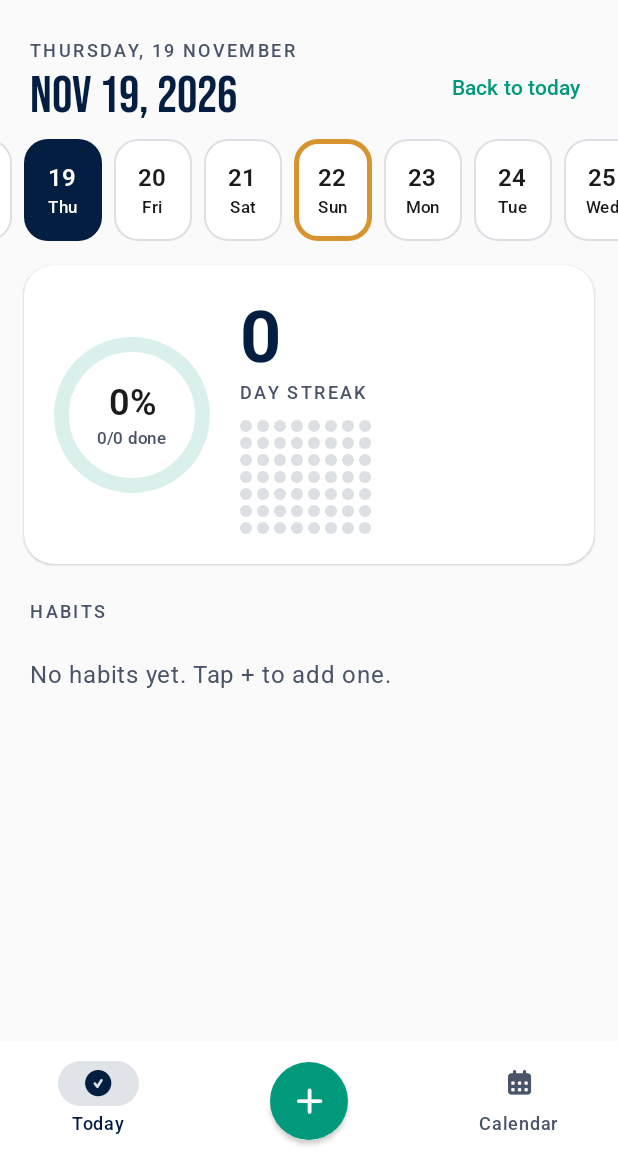
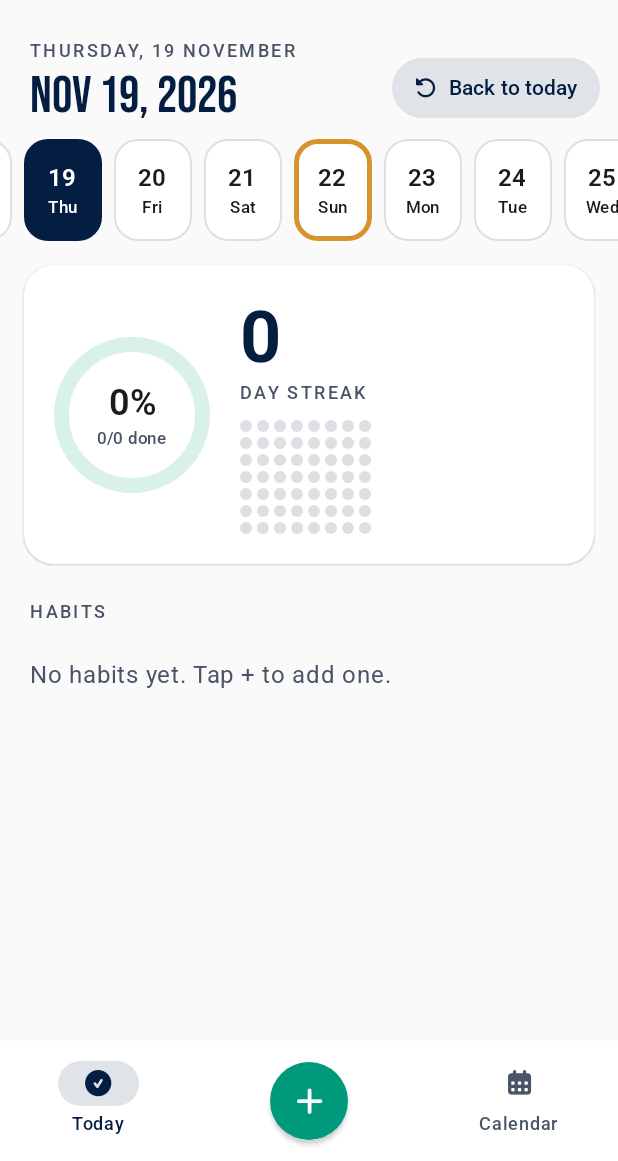
Before and after one commit to sito8943/FocusHabit, an Android app built with Jetpack Compose: the screen it shows after launch (MainActivity), after a tap on "19", on a phone screen of 412 x 824 dp, the part 75-1236 px from its top. Run offline under Robolectric (Android 15) with nearby library versions, the phone set to English and light mode, and no system bars; our stand-ins replace Room's generated code.

Commit message:
fix: "Back to today" as a tonal button; colour before icon in the form
- Back to today is a navy tonal pill with a rotate-left icon instead of plain text.
- Habit form: colour section above the icon picker, so the icons preview in
  the colour already chosen.

Co-Authored-By: Claude Opus 5.5 <noreply@anthropic.com>
Claude-Session: https://claude.ai/code/session_019dUnLZxUam22sEbepk4PUe

```diff
--- a/app/src/main/java/dev/sito8943/focushabit/core/icons/FaIcons.kt
+++ b/app/src/main/java/dev/sito8943/focushabit/core/icons/FaIcons.kt
@@ -122,6 +122,7 @@ object Fa {
     const val Today = "circle-check"
     const val Key = "key"
     const val Sync = "arrows-rotate"
+    const val BackToToday = "rotate-left"
 }
 
 /**
--- a/app/src/main/java/dev/sito8943/focushabit/feature/form/HabitFormScreen.kt
+++ b/app/src/main/java/dev/sito8943/focushabit/feature/form/HabitFormScreen.kt
@@ -143,8 +143,6 @@ fun HabitFormScreen(
                 )
             }
 
-            IconPicker(state.icon, state.color) { icon -> onChange { it.copy(icon = icon) } }
-
             FocusCard(Modifier.fillMaxWidth()) {
                 SectionLabel(stringResource(R.string.form_color))
                 Spacer(Modifier.height(6.dp))
@@ -154,6 +152,8 @@ fun HabitFormScreen(
                     }
                 }
             }
+
+            IconPicker(state.icon, state.color) { icon -> onChange { it.copy(icon = icon) } }
 
             AnimatedVisibility(state.kind == HabitKind.Build) {
                 FrequencyCard(state, onChange)
--- a/app/src/main/java/dev/sito8943/focushabit/feature/today/TodayScreen.kt
+++ b/app/src/main/java/dev/sito8943/focushabit/feature/today/TodayScreen.kt
@@ -34,7 +34,8 @@ import dev.sito8943.focushabit.ui.patterns.HabitTile
 import androidx.compose.material3.MaterialTheme
 import androidx.compose.material3.Surface
 import androidx.compose.material3.Text
-import androidx.compose.material3.TextButton
+import androidx.compose.material3.ButtonDefaults
+import androidx.compose.material3.FilledTonalButton
 import androidx.compose.runtime.Composable
 import androidx.compose.runtime.LaunchedEffect
 import androidx.compose.runtime.getValue
@@ -186,7 +187,19 @@ private fun DayHeader(state: TodayUiState, onBackToToday: () -> Unit) {
             )
         }
         if (!state.isToday) {
-            TextButton(onClick = onBackToToday) { Text(stringResource(R.string.today_back_to_today)) }
+            // A real button (tonal pill with icon), not loose text: it is the way back.
+            FilledTonalButton(
+                onClick = onBackToToday,
+                colors = ButtonDefaults.filledTonalButtonColors(
+                    containerColor = MaterialTheme.colorScheme.tertiaryContainer,
+                    contentColor = MaterialTheme.colorScheme.onTertiaryContainer,
+                ),
+                contentPadding = PaddingValues(horizontal = 14.dp, vertical = 8.dp),
+            ) {
+                FaIcon(Fa.BackToToday, contentDescription = null, Modifier.size(16.dp))
+                Spacer(Modifier.width(8.dp))
+                Text(stringResource(R.string.today_back_to_today), style = MaterialTheme.typography.labelLarge)
+            }
         }
     }
 }
```
